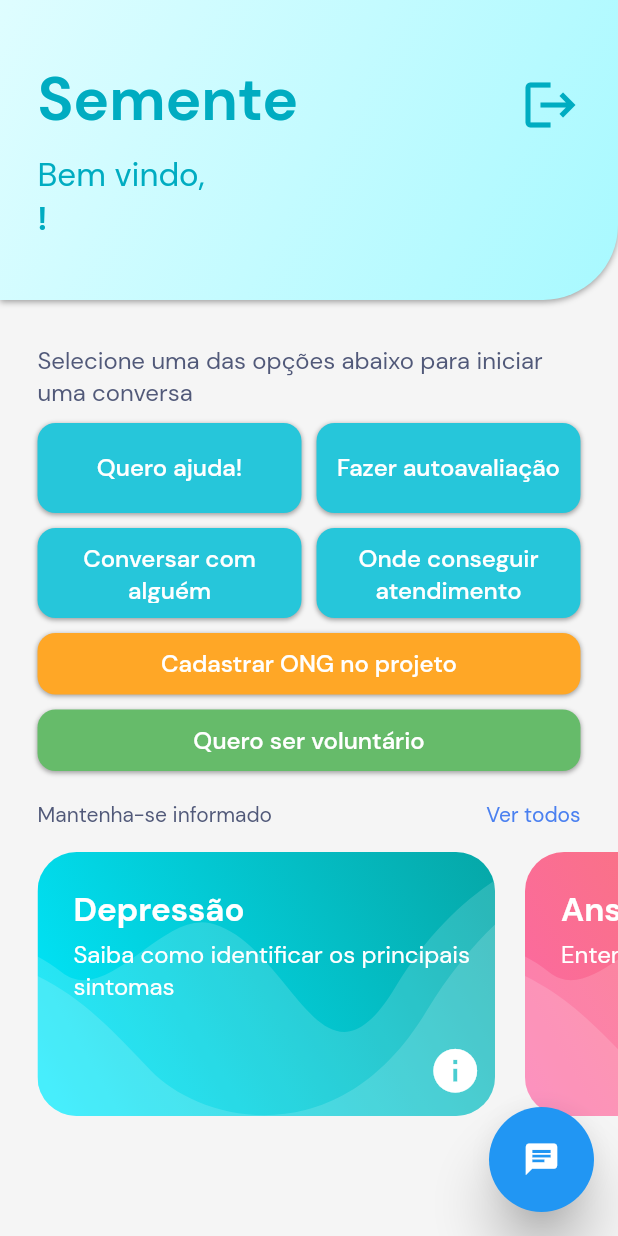
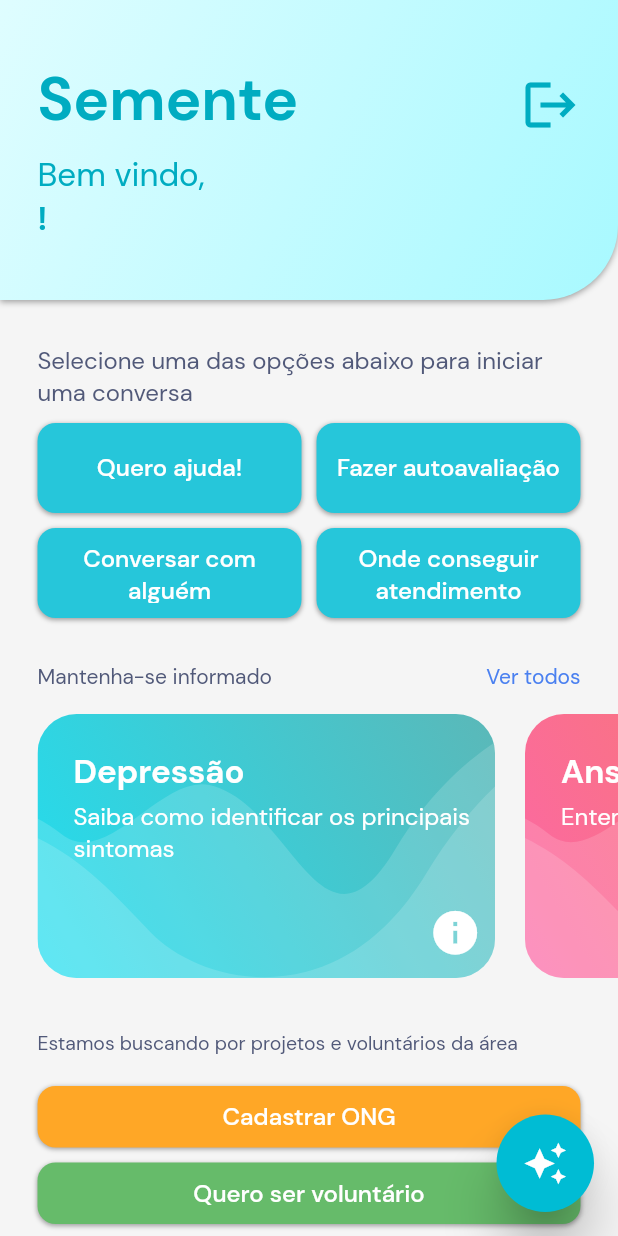
Before and after one commit to antoniomedeiros1/semente_app, a Flutter app: the screen it shows once a user with an empty profile is signed in, on a phone screen of 412 x 824 dp. Run offline on Flutter 3.47's test engine with Material 2 defaults, Android fonts, the light colour scheme and no system bars; our stand-ins replace firebase_auth, firebase_core, flutter_svg, font_awesome_flutter, get, google_sign_in and 1 more; missing offline and left inert: sound_stream; accounts and stored records are empty.

Commit message:
mudança no layout do app

```diff
--- a/lib/screens/chat/chat_screen.dart
+++ b/lib/screens/chat/chat_screen.dart
@@ -6,9 +6,9 @@ import 'package:flutter/material.dart';
 import 'components/body.dart';
 
 class ChatScreen extends StatefulWidget {
-  final bool? help;
+  final String help;
 
-  const ChatScreen({Key? key, @required this.help})
+  const ChatScreen({Key? key, required this.help})
       : super(key: key);
   @override
   _ChatScreenState createState() => _ChatScreenState();
--- a/lib/screens/chat/components/message.dart
+++ b/lib/screens/chat/components/message.dart
@@ -19,7 +19,7 @@ class Message extends StatelessWidget {
         case ChatMessageType.text:
           return TextMessage(message: message);
         default:
-          return SizedBox();
+          return const SizedBox();
       }
     }
 
@@ -30,8 +30,8 @@ class Message extends StatelessWidget {
             message.isSender ? MainAxisAlignment.end : MainAxisAlignment.start,
         children: [
           if (!message.isSender) ...[
-            Icon(Icons.account_circle, color: kPrimaryColor),
-            SizedBox(width: kDefaultPadding / 2),
+            const Icon(Icons.account_circle, color: kPrimaryColor),
+            const SizedBox(width: kDefaultPadding * 0.1),
           ],
           messageContent(message),
         ],
--- a/lib/screens/chat/components/text_message.dart
+++ b/lib/screens/chat/components/text_message.dart
@@ -15,8 +15,8 @@ class TextMessage extends StatelessWidget {
   Widget build(BuildContext context) {
     return Flexible(
       child: Container(
-        padding: EdgeInsets.symmetric(
-          horizontal: kDefaultPadding * 0.75,
+        padding: const EdgeInsets.symmetric(
+          horizontal: kDefaultPadding,
           vertical: kDefaultPadding / 2,
         ),
         decoration: BoxDecoration(
@@ -26,6 +26,7 @@ class TextMessage extends StatelessWidget {
         child: Text(
           message!.text,
           style: TextStyle(
+            fontSize: 14,
             color: message!.isSender
                 ? Colors.white
                 : Theme.of(context).textTheme.bodyText1!.color,
--- a/lib/screens/discover/discover_screen.dart
+++ b/lib/screens/discover/discover_screen.dart
@@ -142,39 +142,28 @@ class _DiscoverScreenState extends State<DiscoverScreen> {
                     physics: NeverScrollableScrollPhysics(),
                     children: [
                       CategoryBoxes(
-                        onTap: onHelpTapped,
+                        onTap: () => onSupportTapped('Quero ajuda'),
                         text: "Quero ajuda!",
                         color: Colors.cyan[400],
                       ),
                       CategoryBoxes(
-                        onTap: onSupportTapped,
+                        onTap: () => onSupportTapped('Fazer autoavaliação'),
                         text: "Fazer autoavaliação",
                         color: Colors.cyan[400],
                       ),
                       CategoryBoxes(
-                        onTap: onSupportTapped,
+                        onTap: () => onSupportTapped('Conversar com alguem'),
                         text: "Conversar com alguém",
                         color: Colors.cyan[400],
                       ),
                       CategoryBoxes(
-                        onTap: onSupportTapped,
+                        onTap: () => onSupportTapped('Onde conseguir atendimento'),
                         text: "Onde conseguir atendimento",
                         color: Colors.cyan[400],
                       ),
                     ],
                   ),
                   const SizedBox(height: 10,),
-                  CategoryBoxes(
-                    onTap: onSupportTapped,
-                    text: "Cadastrar ONG no projeto",
-                    color: Colors.orange[400],
-                  ),
-                  const SizedBox(height: 10,),
-                  CategoryBoxes(
-                    onTap: onSupportTapped,
-                    text: "Quero ser voluntário",
-                    color: Colors.green[400],
-                  ),
                 ],
               ),
             ),
@@ -217,8 +206,8 @@ class _DiscoverScreenState extends State<DiscoverScreen> {
                     onTap: onPartner1Tapped,
                     title: "Depressão",
                     subtitle: "Saiba como identificar os principais sintomas",
-                    gradientStartColor: Color(0xFF00EAFF),
-                    gradientEndColor: Color(0xFF06A7A7),
+                    gradientStartColor: Color(0xFF21DEF0),
+                    gradientEndColor: Color(0xFF5BB8B8),
                     icon: const Icon(Icons.info, color: Colors.white, size: 35,),
                   ),
                   const SizedBox(width: 20),
@@ -230,74 +219,49 @@ class _DiscoverScreenState extends State<DiscoverScreen> {
                     gradientEndColor: Color(0xffF6815B),
                     icon: const Icon(Icons.info, color: Colors.white, size: 35,),
                   ),
+                  const SizedBox(width: 20),
+                  DiscoverCard(
+                    onTap: onPartner2Tapped,
+                    title: "Síndrome de Burnout",
+                    subtitle: "Por que o problema vem crescendo nos últimos anos e como se prevenir",
+                    gradientStartColor: Color(0xFF8AE043),
+                    gradientEndColor: Color(0xFF88BE5C),
+                    icon: const Icon(Icons.info, color: Colors.white, size: 35,),
+                  ),
                 ],
               ),
             ),
-            const SizedBox(height: 28),
-            // const Padding(
-            //   padding: EdgeInsets.only(left: 25),
-            //   child: Text(
-            //     "Conheça outros projetos",
-            //     style: TextStyle(
-            //       color: Color(0xff515979),
-            //       fontSize: 14
-            //     ),
-            //   ),
-            // ),
-            // SizedBox(height: 16),
-            // Padding(
-            //   padding: EdgeInsets.symmetric(horizontal: 25),
-            //   child: GridView(
-            //     gridDelegate: const SliverGridDelegateWithFixedCrossAxisCount(
-            //       crossAxisCount: 2,
-            //       crossAxisSpacing: 19,
-            //       mainAxisExtent: 125,
-            //       mainAxisSpacing: 19
-            //     ),
-            //     shrinkWrap: true,
-            //     physics: NeverScrollableScrollPhysics(),
-            //     children: [
-            //       DiscoverSmallCard(
-            //         onTap: () {},
-            //         title: "Patrocinador",
-            //         gradientStartColor: Color(0xff13DEA0),
-            //         gradientEndColor: Color(0xff06B782),
-            //       ),
-            //       DiscoverSmallCard(
-            //         onTap: () {},
-            //         title: "Patrocinador",
-            //         gradientStartColor: Color(0xffFC67A7),
-            //         gradientEndColor: Color(0xffF6815B),
-            //         icon: SizedBox(
-            //             height: 24,
-            //             width: 24,
-            //             child: SvgPicture.asset(
-            //               "lib/assets/images/svg/tape.svg",
-            //               fit: BoxFit.cover,
-            //             )
-            //         ),
-            //       ),
-            //       DiscoverSmallCard(
-            //         onTap: () {},
-            //         title: "Patrocinador",
-            //         gradientStartColor: Color(0xffFFD541),
-            //         gradientEndColor: Color(0xffF0B31A),
-            //       ),
-            //       DiscoverSmallCard(
-            //         onTap: () {},
-            //         title: "Patrocinador",
-            //         icon: SizedBox(
-            //             height: 24,
-            //             width: 24,
-            //             child: SvgPicture.asset(
-            //               "lib/assets/images/svg/tape.svg",
-            //               fit: BoxFit.cover,
-            //             )
-            //         ),
-            //       ),
-            //     ],
-            //   ),
-            // )
+            const SizedBox(height: 35),
+            Container(
+              padding: EdgeInsets.symmetric(horizontal: 25),
+              child: const Text(
+                "Estamos buscando por projetos e voluntários da área",
+                style: TextStyle(
+                  color: Color(0xff515979),
+                  fontSize: 13,
+                ),
+                textAlign: TextAlign.left,
+              ),
+            ),
+            const SizedBox(height: 10),
+            Padding(
+              padding: const EdgeInsets.symmetric(horizontal: 25, vertical: 10),
+              child: Column(
+                children: [
+                  CategoryBoxes(
+                    onTap: () => onSupportTapped('Quero ser voluntário'),
+                    text: "Cadastrar ONG",
+                    color: Colors.orange[400],
+                  ),
+                  const SizedBox(height: 10,),
+                  CategoryBoxes(
+                    onTap: () => onSupportTapped('Quero ser voluntário'),
+                    text: "Quero ser voluntário",
+                    color: Colors.green[400],
+                  ),
+                ],
+              ),
+            ),
           ],
         ),
       ),
@@ -312,27 +276,27 @@ class _DiscoverScreenState extends State<DiscoverScreen> {
       //     ),
       //   ),
       // ),
-      floatingActionButton:  Container(
-        height: 70,
-        width: 70,
+      floatingActionButton: SizedBox(
+        height: 65,
+        width: 65,
         child: FloatingActionButton(
           elevation: 15,
-          backgroundColor: Colors.blue,
-          onPressed: () => onHelpTapped(),
+          backgroundColor: Colors.cyan,
+          onPressed: () => onSupportTapped('Olá'),
           tooltip: 'Cadastrar novo cliente',
-          child: const Icon(Icons.chat, size: 25,),
+          child: const Icon(Icons.auto_awesome, size: 30,),
         ),
       ),
       floatingActionButtonLocation: FloatingActionButtonLocation.endFloat,
     );
   }
 
-  void onHelpTapped() {
-    Get.to(() => const ChatScreen(help: true), transition: Transition.rightToLeft);
-  }
+  // void onHelpTapped() {
+  //   Get.to(() => const ChatScreen(help: true), transition: Transition.rightToLeft);
+  // }
 
-  void onSupportTapped() {
-    Get.to(() => const ChatScreen(help: false), transition: Transition.rightToLeft);
+  String? onSupportTapped(String text) {
+    Get.to(() => ChatScreen(help: text), transition: Transition.rightToLeft);
   }
 
   void onSeeAllTapped() {
```
Also changed, not shown: lib/screens/chat/components/body.dart (+28 -16 lines).
